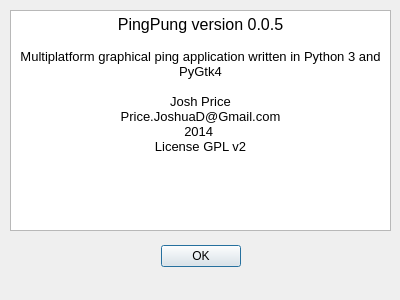
The window that pingpung/ppui/about.ui (RainDogSoftware/pingpung) describes before a commit, drawn with Qt 5.
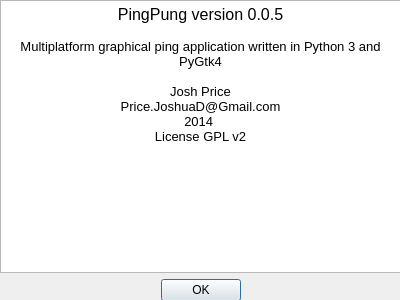
The same window after the commit.

Commit message: added a little bit of testing, made output text box read only, fixed About page, fixed GUI tab key widget order

```diff
--- a/pingpung/ppui/about.ui
+++ b/pingpung/ppui/about.ui
@@ -13,50 +13,53 @@
   <property name="windowTitle">
    <string>About PingPung</string>
   </property>
-  <widget class="QDialogButtonBox" name="buttonBox">
+  <widget class="QWidget" name="verticalLayoutWidget">
    <property name="geometry">
     <rect>
-     <x>30</x>
-     <y>240</y>
-     <width>341</width>
-     <height>32</height>
+     <x>0</x>
+     <y>0</y>
+     <width>401</width>
+     <height>301</height>
     </rect>
    </property>
-   <property name="orientation">
-    <enum>Qt::Horizontal</enum>
-   </property>
-   <property name="standardButtons">
-    <set>QDialogButtonBox::Ok</set>
-   </property>
-   <property name="centerButtons">
-    <bool>true</bool>
-   </property>
-  </widget>
-  <widget class="QTextBrowser" name="textBrowser">
-   <property name="geometry">
-    <rect>
-     <x>10</x>
-     <y>10</y>
-     <width>381</width>
-     <height>221</height>
-    </rect>
-   </property>
-   <property name="html">
-    <string>&lt;!DOCTYPE HTML PUBLIC &quot;-//W3C//DTD HTML 4.0//EN&quot; &quot;http://www.w3.org/TR/REC-html40/strict.dtd&quot;&gt;
+   <layout class="QVBoxLayout" name="verticalLayout">
+    <item>
+     <widget class="QTextBrowser" name="textBrowser">
+      <property name="acceptDrops">
+       <bool>false</bool>
+      </property>
+      <property name="html">
+       <string>&lt;!DOCTYPE HTML PUBLIC &quot;-//W3C//DTD HTML 4.0//EN&quot; &quot;http://www.w3.org/TR/REC-html40/strict.dtd&quot;&gt;
 &lt;html&gt;&lt;head&gt;&lt;meta name=&quot;qrichtext&quot; content=&quot;1&quot; /&gt;&lt;style type=&quot;text/css&quot;&gt;
 p, li { white-space: pre-wrap; }
-&lt;/style&gt;&lt;/head&gt;&lt;body style=&quot; font-family:'Droid Sans'; font-size:10pt; font-weight:400; font-style:normal;&quot;&gt;
-&lt;p align=&quot;center&quot; style=&quot; margin-top:0px; margin-bottom:0px; margin-left:0px; margin-right:0px; -qt-block-indent:0; text-indent:0px;&quot;&gt;&lt;span style=&quot; font-size:12pt;&quot;&gt;PingPung version 0.0.5&lt;/span&gt;&lt;/p&gt;
-&lt;p align=&quot;center&quot; style=&quot;-qt-paragraph-type:empty; margin-top:0px; margin-bottom:0px; margin-left:0px; margin-right:0px; -qt-block-indent:0; text-indent:0px;&quot;&gt;&lt;br /&gt;&lt;/p&gt;
-&lt;p align=&quot;center&quot; style=&quot; margin-top:0px; margin-bottom:0px; margin-left:0px; margin-right:0px; -qt-block-indent:0; text-indent:0px;&quot;&gt;Multiplatform graphical ping application written in Python 3 and PyGtk4&lt;/p&gt;
-&lt;p align=&quot;center&quot; style=&quot;-qt-paragraph-type:empty; margin-top:0px; margin-bottom:0px; margin-left:0px; margin-right:0px; -qt-block-indent:0; text-indent:0px;&quot;&gt;&lt;br /&gt;&lt;/p&gt;
-&lt;p align=&quot;center&quot; style=&quot; margin-top:0px; margin-bottom:0px; margin-left:0px; margin-right:0px; -qt-block-indent:0; text-indent:0px;&quot;&gt;Josh Price&lt;/p&gt;
-&lt;p align=&quot;center&quot; style=&quot; margin-top:0px; margin-bottom:0px; margin-left:0px; margin-right:0px; -qt-block-indent:0; text-indent:0px;&quot;&gt;Price.JoshuaD@Gmail.com&lt;/p&gt;
-&lt;p align=&quot;center&quot; style=&quot; margin-top:0px; margin-bottom:0px; margin-left:0px; margin-right:0px; -qt-block-indent:0; text-indent:0px;&quot;&gt;2014 &lt;/p&gt;
-&lt;p align=&quot;center&quot; style=&quot; margin-top:0px; margin-bottom:0px; margin-left:0px; margin-right:0px; -qt-block-indent:0; text-indent:0px;&quot;&gt;License GPL v2&lt;/p&gt;
-&lt;p align=&quot;center&quot; style=&quot;-qt-paragraph-type:empty; margin-top:0px; margin-bottom:0px; margin-left:0px; margin-right:0px; -qt-block-indent:0; text-indent:0px;&quot;&gt;&lt;br /&gt;&lt;/p&gt;
-&lt;p align=&quot;center&quot; style=&quot;-qt-paragraph-type:empty; margin-top:0px; margin-bottom:0px; margin-left:0px; margin-right:0px; -qt-block-indent:0; text-indent:0px;&quot;&gt;&lt;br /&gt;&lt;/p&gt;&lt;/body&gt;&lt;/html&gt;</string>
-   </property>
+&lt;/style&gt;&lt;/head&gt;&lt;body style=&quot; font-family:'MS Shell Dlg 2'; font-size:8.25pt; font-weight:400; font-style:normal;&quot;&gt;
+&lt;p align=&quot;center&quot; style=&quot; margin-top:0px; margin-bottom:0px; margin-left:0px; margin-right:0px; -qt-block-indent:0; text-indent:0px;&quot;&gt;&lt;span style=&quot; font-family:'Droid Sans'; font-size:12pt;&quot;&gt;PingPung version 0.0.5&lt;/span&gt;&lt;/p&gt;
+&lt;p align=&quot;center&quot; style=&quot;-qt-paragraph-type:empty; margin-top:0px; margin-bottom:0px; margin-left:0px; margin-right:0px; -qt-block-indent:0; text-indent:0px; font-family:'Droid Sans'; font-size:10pt;&quot;&gt;&lt;br /&gt;&lt;/p&gt;
+&lt;p align=&quot;center&quot; style=&quot; margin-top:0px; margin-bottom:0px; margin-left:0px; margin-right:0px; -qt-block-indent:0; text-indent:0px;&quot;&gt;&lt;span style=&quot; font-family:'Droid Sans'; font-size:10pt;&quot;&gt;Multiplatform graphical ping application written in Python 3 and PyGtk4&lt;/span&gt;&lt;/p&gt;
+&lt;p align=&quot;center&quot; style=&quot;-qt-paragraph-type:empty; margin-top:0px; margin-bottom:0px; margin-left:0px; margin-right:0px; -qt-block-indent:0; text-indent:0px; font-family:'Droid Sans'; font-size:10pt;&quot;&gt;&lt;br /&gt;&lt;/p&gt;
+&lt;p align=&quot;center&quot; style=&quot; margin-top:0px; margin-bottom:0px; margin-left:0px; margin-right:0px; -qt-block-indent:0; text-indent:0px;&quot;&gt;&lt;span style=&quot; font-family:'Droid Sans'; font-size:10pt;&quot;&gt;Josh Price&lt;/span&gt;&lt;/p&gt;
+&lt;p align=&quot;center&quot; style=&quot; margin-top:0px; margin-bottom:0px; margin-left:0px; margin-right:0px; -qt-block-indent:0; text-indent:0px;&quot;&gt;&lt;span style=&quot; font-family:'Droid Sans'; font-size:10pt;&quot;&gt;Price.JoshuaD@Gmail.com&lt;/span&gt;&lt;/p&gt;
+&lt;p align=&quot;center&quot; style=&quot; margin-top:0px; margin-bottom:0px; margin-left:0px; margin-right:0px; -qt-block-indent:0; text-indent:0px;&quot;&gt;&lt;span style=&quot; font-family:'Droid Sans'; font-size:10pt;&quot;&gt;2014 &lt;/span&gt;&lt;/p&gt;
+&lt;p align=&quot;center&quot; style=&quot; margin-top:0px; margin-bottom:0px; margin-left:0px; margin-right:0px; -qt-block-indent:0; text-indent:0px;&quot;&gt;&lt;span style=&quot; font-family:'Droid Sans'; font-size:10pt;&quot;&gt;License GPL v2&lt;/span&gt;&lt;/p&gt;
+&lt;p align=&quot;center&quot; style=&quot;-qt-paragraph-type:empty; margin-top:0px; margin-bottom:0px; margin-left:0px; margin-right:0px; -qt-block-indent:0; text-indent:0px; font-family:'Droid Sans'; font-size:10pt;&quot;&gt;&lt;br /&gt;&lt;/p&gt;
+&lt;p align=&quot;center&quot; style=&quot;-qt-paragraph-type:empty; margin-top:0px; margin-bottom:0px; margin-left:0px; margin-right:0px; -qt-block-indent:0; text-indent:0px; font-family:'Droid Sans'; font-size:10pt;&quot;&gt;&lt;br /&gt;&lt;/p&gt;&lt;/body&gt;&lt;/html&gt;</string>
+      </property>
+     </widget>
+    </item>
+    <item>
+     <widget class="QDialogButtonBox" name="buttonBox">
+      <property name="orientation">
+       <enum>Qt::Horizontal</enum>
+      </property>
+      <property name="standardButtons">
+       <set>QDialogButtonBox::Ok</set>
+      </property>
+      <property name="centerButtons">
+       <bool>true</bool>
+      </property>
+     </widget>
+    </item>
+   </layout>
   </widget>
  </widget>
  <resources/>
```
Left out of the diff: 3 changed lines with no effect on the pictures. The commit also changes 3 other files.
